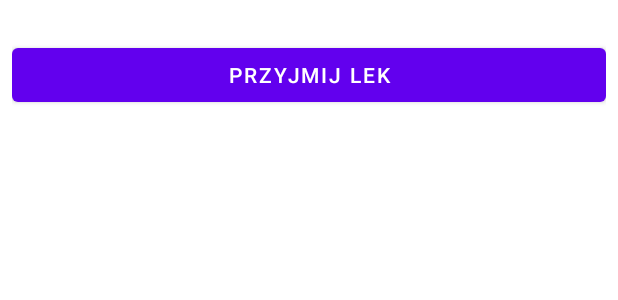
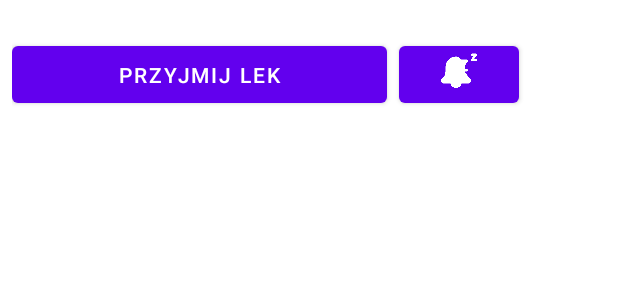
Before and after one commit to jakubbonczyk/HealthAppUniversityProject, an Android app: the layout notification_item.xml on its own in the app's theme, with its tools: preview values and no code run, on a phone screen of 412 x 824 dp. Shown: the top 300 px of the screen. Run offline under Robolectric (Android 15) with nearby library versions, the phone set to English and light mode, and no system bars; Roboto replaces fonts that are not available here.

Commit message:
Added snooze to notifications

```diff
--- a/app/src/main/res/layout/notification_item.xml
+++ b/app/src/main/res/layout/notification_item.xml
@@ -2,13 +2,26 @@
 <LinearLayout xmlns:android="http://schemas.android.com/apk/res/android"
     android:layout_width="match_parent"
     android:layout_height="100dp"
+    xmlns:app="http://schemas.android.com/apk/res-auto"
     android:orientation="horizontal"
     android:padding="8dp"
     android:gravity="center_vertical">
 
     <Button
         android:id="@+id/takeMedicationButton"
-        android:layout_width="match_parent"
-        android:layout_height="wrap_content"
+        android:layout_width="250dp"
+        android:layout_height="50dp"
         android:text="Przyjmij lek" />
+
+    <Button
+        android:id="@+id/snoozeButton"
+        android:layout_width="80dp"
+        android:layout_height="50dp"
+        android:text=""
+        android:layout_marginStart="8dp"
+        app:icon="@drawable/snooze"
+        app:iconGravity="textTop"
+        app:iconPadding="@dimen/icon_padding_large"
+        app:iconSize="@dimen/icon_size_small"/>
+
 </LinearLayout>
```
Also changed, not shown: app/src/main/java/com/example/pamietajozdrowiu/NotificationAdapter.java (+53 -64 lines), app/src/main/java/com/example/pamietajozdrowiu/NotificationReceiver.java (+11 -6 lines), app/src/main/res/drawable/snooze.png (added).
